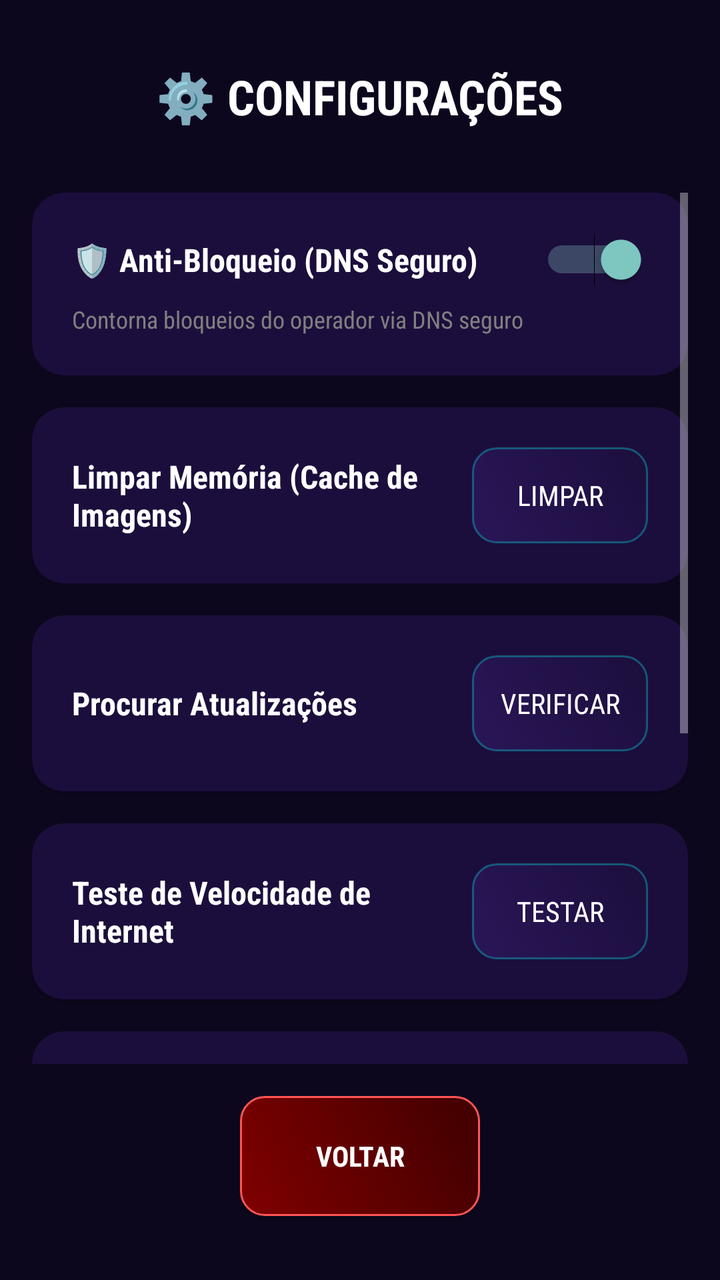
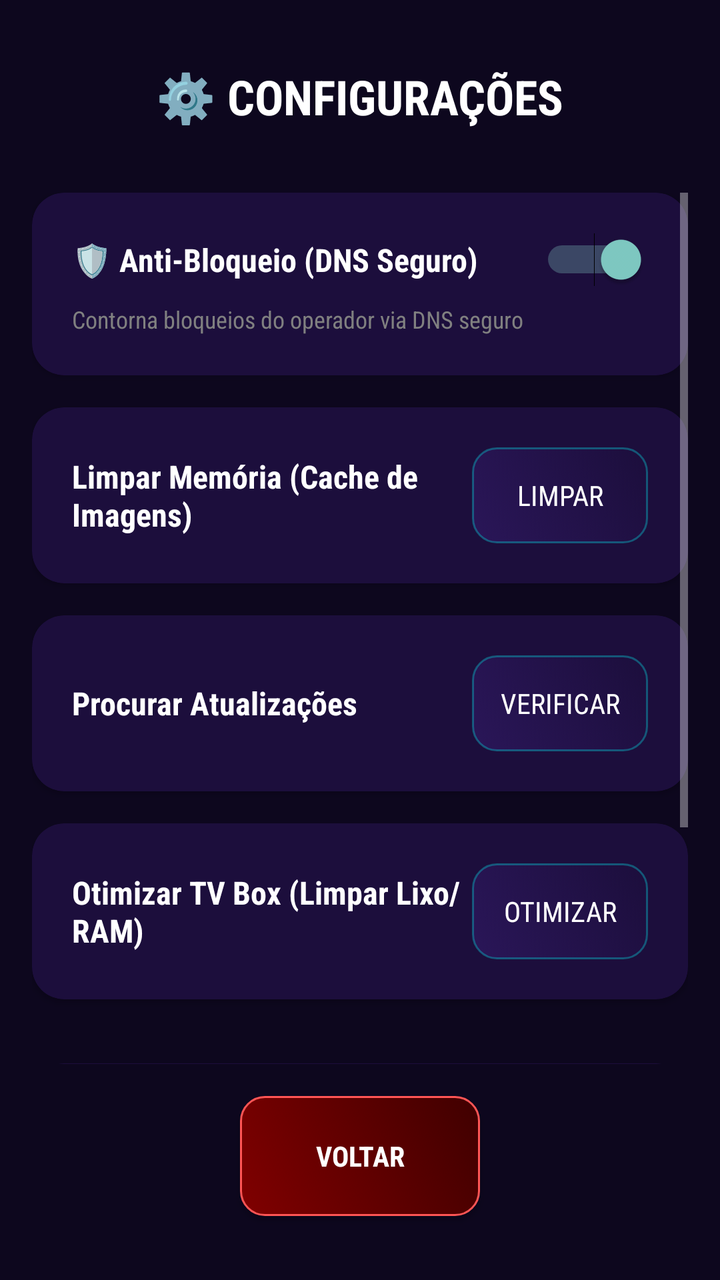

Before-and-after screenshots of an Android layout around one commit, followed by the original layout XML and the change that was made.
<!-- AndroidManifest.xml: activity theme AppTheme -->
<!-- res/layout/activity_settings.xml -->
<?xml version="1.0" encoding="utf-8"?>
<androidx.constraintlayout.widget.ConstraintLayout xmlns:android="http://schemas.android.com/apk/res/android"
    xmlns:app="http://schemas.android.com/apk/res-auto"
    xmlns:tools="http://schemas.android.com/tools"
    android:layout_width="match_parent"
    android:layout_height="match_parent"
    android:background="#0D071E"
    tools:context=".SettingsActivity">

    <TextView
        android:id="@+id/tvSettingsTitle"
        android:layout_width="wrap_content"
        android:layout_height="wrap_content"
        android:layout_marginTop="32dp"
        android:text="⚙️ CONFIGURAÇÕES"
        android:textColor="#FFFFFF"
        android:textSize="24sp"
        android:textStyle="bold"
        app:layout_constraintEnd_toEndOf="parent"
        app:layout_constraintStart_toStartOf="parent"
        app:layout_constraintTop_toTopOf="parent" />

    <ScrollView
        android:id="@+id/svSettings"
        android:layout_width="0dp"
        android:layout_height="0dp"
        android:layout_marginTop="32dp"
        android:layout_marginBottom="16dp"
        android:layout_marginHorizontal="16dp"
        app:layout_constraintWidth_max="700dp"
        app:layout_constraintEnd_toEndOf="parent"
        app:layout_constraintStart_toStartOf="parent"
        app:layout_constraintTop_toBottomOf="@id/tvSettingsTitle"
        app:layout_constraintBottom_toTopOf="@id/btnBack">

        <LinearLayout
            android:layout_width="match_parent"
            android:layout_height="wrap_content"
            android:orientation="vertical"
            android:paddingBottom="24dp">

            <androidx.cardview.widget.CardView
                android:layout_width="match_parent"
                android:layout_height="wrap_content"
                android:layout_marginBottom="16dp"
                app:cardBackgroundColor="#1C0E3C"
                app:cardCornerRadius="16dp">

                <LinearLayout
                    android:layout_width="match_parent"
                    android:layout_height="wrap_content"
                    android:orientation="vertical"
                    android:padding="20dp">

                    <LinearLayout
                        android:layout_width="match_parent"
                        android:layout_height="wrap_content"
                        android:gravity="center_vertical"
                        android:orientation="horizontal">

                        <TextView
                            android:layout_width="0dp"
                            android:layout_height="wrap_content"
                            android:layout_weight="1"
                            android:text="🛡️ Anti-Bloqueio (DNS Seguro)"
                            android:textColor="#FFFFFF"
                            android:textSize="16sp"
                            android:textStyle="bold" />

                        <Switch
                            android:id="@+id/switchVpn"
                            android:layout_width="wrap_content"
                            android:layout_height="wrap_content"
                            android:checked="true" />

                    </LinearLayout>

                    <TextView
                        android:layout_width="match_parent"
                        android:layout_height="wrap_content"
                        android:layout_marginTop="8dp"
                        android:text="Contorna bloqueios do operador via DNS seguro"
                        android:textColor="#808080"
                        android:textSize="12sp" />

                </LinearLayout>
            </androidx.cardview.widget.CardView>

            <androidx.cardview.widget.CardView
                android:layout_width="match_parent"
                android:layout_height="wrap_content"
                android:layout_marginBottom="16dp"
                app:cardBackgroundColor="#1C0E3C"
                app:cardCornerRadius="16dp">

                <LinearLayout
                    android:layout_width="match_parent"
                    android:layout_height="wrap_content"
                    android:gravity="center_vertical"
                    android:orientation="horizontal"
                    android:padding="20dp">

                    <TextView
                        android:layout_width="0dp"
                        android:layout_height="wrap_content"
                        android:layout_weight="1"
                        android:text="Limpar Memória (Cache de Imagens)"
                        android:textColor="#FFFFFF"
                        android:textSize="16sp"
                        android:textStyle="bold" />

                    <Button
                        android:id="@+id/btnClearCache"
                        android:layout_width="wrap_content"
                        android:layout_height="wrap_content"
                        android:background="@drawable/bg_button_neon"
                        android:text="LIMPAR"
                        android:textColor="#FFFFFF" />

                </LinearLayout>
            </androidx.cardview.widget.CardView>


            <androidx.cardview.widget.CardView
                android:layout_width="match_parent"
                android:layout_height="wrap_content"
                android:layout_marginBottom="16dp"
                app:cardCornerRadius="16dp"
                app:cardBackgroundColor="#1C0E3C">

                <LinearLayout
                    android:layout_width="match_parent"
                    android:layout_height="wrap_content"
                    android:orientation="horizontal"
                    android:padding="20dp"
                    android:gravity="center_vertical">

                    <TextView
                        android:layout_width="0dp"
                        android:layout_height="wrap_content"
                        android:layout_weight="1"
                        android:text="Procurar Atualizações"
                        android:textColor="#FFFFFF"
                        android:textSize="16sp"
                        android:textStyle="bold"/>

                    <Button
                        android:id="@+id/btnUpdateApp"
                        android:layout_width="wrap_content"
                        android:layout_height="wrap_content"
                        android:text="VERIFICAR"
                        android:background="@drawable/bg_button_neon"
                        android:textColor="#FFFFFF"/>

                </LinearLayout>
            </androidx.cardview.widget.CardView>

            
            <androidx.cardview.widget.CardView
                android:layout_width="match_parent"
                android:layout_height="wrap_content"
                android:layout_marginBottom="16dp"
                app:cardCornerRadius="16dp"
                app:cardBackgroundColor="#1C0E3C">

                <LinearLayout
                    android:layout_width="match_parent"
                    android:layout_height="wrap_content"
                    android:orientation="vertical"
                    android:padding="20dp">

                    <LinearLayout
                        android:layout_width="match_parent"
                        android:layout_height="wrap_content"
                        android:orientation="horizontal"
                        android:gravity="center_vertical">
                        
                        <TextView
                            android:layout_width="0dp"
                            android:layout_height="wrap_content"
                            android:layout_weight="1"
                            android:text="Teste de Velocidade de Internet"
                            android:textColor="#FFFFFF"
                            android:textSize="16sp"
                            android:textStyle="bold"/>

                        <Button
                            android:id="@+id/btnSpeedTest"
                            android:layout_width="wrap_content"
                            android:layout_height="wrap_content"
                            android:text="TESTAR"
                            android:background="@drawable/bg_button_neon"
                            android:textColor="#FFFFFF"/>
                    </LinearLayout>

                    <TextView
                        android:id="@+id/tvSpeedResult"
                        android:layout_width="match_parent"
                        android:layout_height="wrap_content"
                        android:layout_marginTop="16dp"
                        android:text="Aguardando Teste..."
                        android:textAlignment="center"
                        android:textColor="#A0A0A0"
                        android:textSize="16sp"
                        android:textStyle="bold"
                        android:visibility="gone"/>

                </LinearLayout>
            </androidx.cardview.widget.CardView>

            
            <androidx.cardview.widget.CardView
                android:layout_width="match_parent"
                android:layout_height="wrap_content"
                app:cardCornerRadius="16dp"
                app:cardBackgroundColor="#1C0E3C">

                <LinearLayout
                    android:layout_width="match_parent"
                    android:layout_height="wrap_content"
                    android:orientation="vertical"
                    android:padding="20dp">

                    <LinearLayout
                        android:layout_width="match_parent"
                        android:layout_height="wrap_content"
                        android:orientation="horizontal"
                        android:gravity="center_vertical">
                        
                        <TextView
                            android:layout_width="0dp"
                            android:layout_height="wrap_content"
                            android:layout_weight="1"
                            android:text="Otimizar TV Box (Limpar Lixo/RAM)"
                            android:textColor="#FFFFFF"
                            android:textSize="16sp"
                            android:textStyle="bold"/>

                        <Button
                            android:id="@+id/btnOptimize"
                            android:layout_width="wrap_content"
                            android:layout_height="wrap_content"
                            android:text="OTIMIZAR"
                            android:background="@drawable/bg_button_neon"
                            android:textColor="#FFFFFF"/>
                    </LinearLayout>

                    <TextView
                        android:id="@+id/tvOptimizeResult"
                        android:layout_width="match_parent"
                        android:layout_height="wrap_content"
                        android:layout_marginTop="16dp"
                        android:text="Aguardando..."
                        android:textAlignment="center"
                        android:textColor="#A0A0A0"
                        android:textSize="16sp"
                        android:textStyle="bold"
                        android:visibility="gone"/>

                </LinearLayout>
            </androidx.cardview.widget.CardView>

            <androidx.cardview.widget.CardView
                android:layout_width="match_parent"
                android:layout_height="wrap_content"
                android:layout_marginTop="32dp"
                android:layout_marginBottom="16dp"
                app:cardBackgroundColor="#1C0E3C"
                app:cardCornerRadius="16dp">

                <LinearLayout
                    android:layout_width="match_parent"
                    android:layout_height="wrap_content"
                    android:gravity="center_vertical"
                    android:orientation="horizontal"
                    android:padding="20dp">

                    <TextView
                        android:layout_width="0dp"
                        android:layout_height="wrap_content"
                        android:layout_weight="1"
                        android:text="Sair da Conta (Logout)"
                        android:textColor="#FFFFFF"
                        android:textSize="16sp"
                        android:textStyle="bold" />

                    <Button
                        android:id="@+id/btnLogout"
                        android:layout_width="wrap_content"
                        android:layout_height="wrap_content"
                        android:background="@drawable/bg_button_exit"
                        android:text="SAIR"
                        android:textColor="#FFFFFF" />

                </LinearLayout>
            </androidx.cardview.widget.CardView>

            <TextView
                android:id="@+id/tvAppVersion"
                android:layout_width="match_parent"
                android:layout_height="wrap_content"
                android:textAlignment="center"
                android:textColor="#A0A0A0"
                android:textSize="14sp"
                android:layout_marginBottom="16dp"
                android:text="Versão --"/>

        </LinearLayout>
    </ScrollView>

    <Button
        android:id="@+id/btnBack"
        android:layout_width="120dp"
        android:layout_height="60dp"
        android:layout_marginBottom="32dp"
        android:background="@drawable/bg_button_exit"
        android:text="VOLTAR"
        android:textColor="#FFFFFF"
        android:textStyle="bold"
        app:layout_constraintBottom_toBottomOf="parent"
        app:layout_constraintEnd_toEndOf="parent"
        app:layout_constraintStart_toStartOf="parent" />

</androidx.constraintlayout.widget.ConstraintLayout>
<!-- resources referenced by this layout -->
<resources>
  <!-- drawable bg_button_exit (drawable) -->
  <?xml version="1.0" encoding="utf-8"?>
  <selector xmlns:android="http://schemas.android.com/apk/res/android">
      <item android:state_focused="true">
          <shape android:shape="rectangle">
              <solid android:color="#FF5555"/>
              <corners android:radius="12dp"/>
              <stroke android:width="3dp" android:color="#FF0000"/>
          </shape>
      </item>
      <item>
          <shape android:shape="rectangle">
              <gradient android:startColor="#800000" android:endColor="#400000" android:angle="45"/>
              <corners android:radius="12dp"/>
              <stroke android:width="1dp" android:color="#FF5555"/>
          </shape>
      </item>
  </selector>
  <!-- drawable bg_button_neon (drawable) -->
  <?xml version="1.0" encoding="utf-8"?>
  <selector xmlns:android="http://schemas.android.com/apk/res/android">
      <item android:state_focused="true">
          <shape android:shape="rectangle">
              <solid android:color="#8000FFFF"/>
              <corners android:radius="12dp"/>
              <stroke android:width="4dp" android:color="#FFFFFF"/>
          </shape>
      </item>
      <item>
          <shape android:shape="rectangle">
              <gradient android:startColor="#2A1658" android:endColor="#1C0E3C" android:angle="45"/>
              <corners android:radius="12dp"/>
              <stroke android:width="1dp" android:color="#4D00FFFF"/>
          </shape>
      </item>
  </selector>
  <style name="AppTheme" parent="Theme.AppCompat.NoActionBar">
          <item name="android:fontFamily">sans-serif-condensed</item>
      </style>
</resources>

<!-- the commit's change to res/layout/activity_settings.xml (unified diff, before → after) -->
@@ -159,59 +159,6 @@
             <androidx.cardview.widget.CardView
                 android:layout_width="match_parent"
                 android:layout_height="wrap_content"
-                android:layout_marginBottom="16dp"
-                app:cardCornerRadius="16dp"
-                app:cardBackgroundColor="#1C0E3C">
-
-                <LinearLayout
-                    android:layout_width="match_parent"
-                    android:layout_height="wrap_content"
-                    android:orientation="vertical"
-                    android:padding="20dp">
-
-                    <LinearLayout
-                        android:layout_width="match_parent"
-                        android:layout_height="wrap_content"
-                        android:orientation="horizontal"
-                        android:gravity="center_vertical">
-                        
-                        <TextView
-                            android:layout_width="0dp"
-                            android:layout_height="wrap_content"
-                            android:layout_weight="1"
-                            android:text="Teste de Velocidade de Internet"
-                            android:textColor="#FFFFFF"
-                            android:textSize="16sp"
-                            android:textStyle="bold"/>
-
-                        <Button
-                            android:id="@+id/btnSpeedTest"
-                            android:layout_width="wrap_content"
-                            android:layout_height="wrap_content"
-                            android:text="TESTAR"
-                            android:background="@drawable/bg_button_neon"
-                            android:textColor="#FFFFFF"/>
-                    </LinearLayout>
-
-                    <TextView
-                        android:id="@+id/tvSpeedResult"
-                        android:layout_width="match_parent"
-                        android:layout_height="wrap_content"
-                        android:layout_marginTop="16dp"
-                        android:text="Aguardando Teste..."
-                        android:textAlignment="center"
-                        android:textColor="#A0A0A0"
-                        android:textSize="16sp"
-                        android:textStyle="bold"
-                        android:visibility="gone"/>
-
-                </LinearLayout>
-            </androidx.cardview.widget.CardView>
-
-            
-            <androidx.cardview.widget.CardView
-                android:layout_width="match_parent"
-                android:layout_height="wrap_content"
                 app:cardCornerRadius="16dp"
                 app:cardBackgroundColor="#1C0E3C">
 
